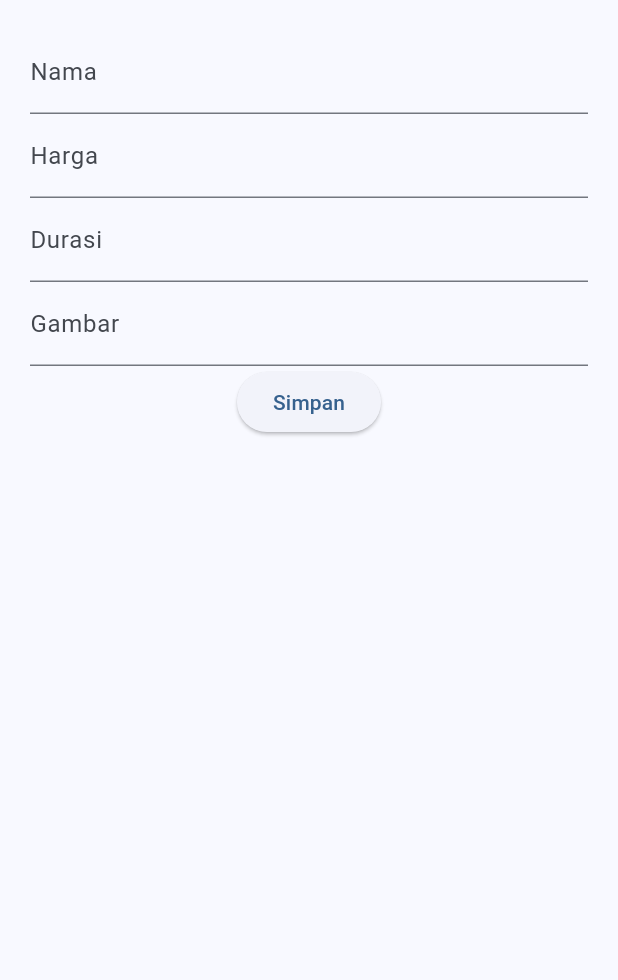
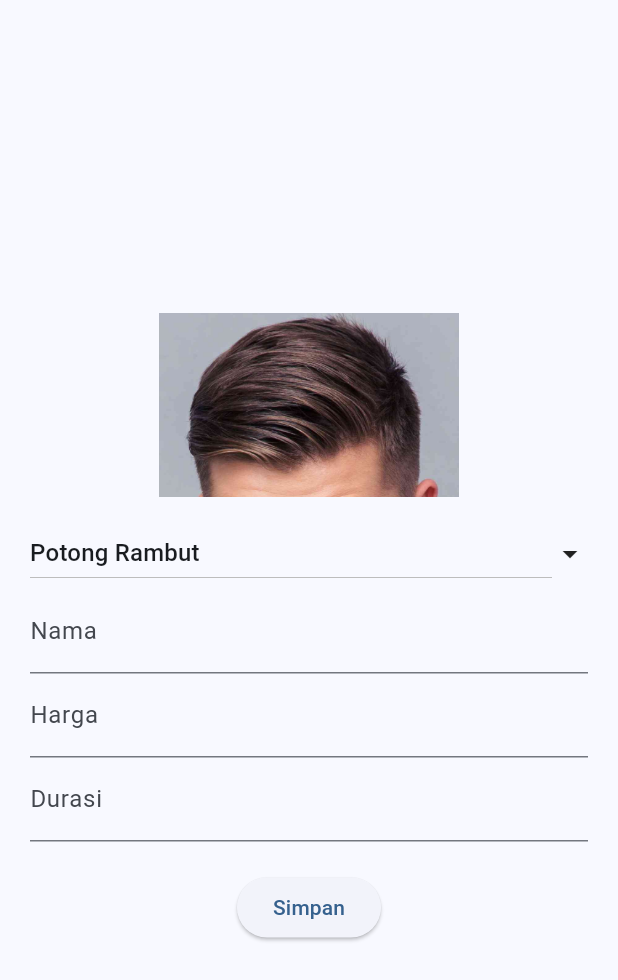
Before and after one commit to febiolaika/RepoKelompok1, a Flutter app: the ProductView screen opened directly, after a tap on the "add" icon, on a phone screen of 412 x 824 dp. Shown: the top 980 px of the screen. Run offline on Flutter 3.47's test engine with Material 2 defaults, Android fonts, the phone set to English and light mode, and no system bars; our stand-ins replace flutter_slidable, shared_preferences, sqflite; accounts and stored records are empty.

Commit message:
kurang update product

```diff
--- a/lib/database/sql_helper_product.dart
+++ b/lib/database/sql_helper_product.dart
@@ -1,13 +1,20 @@
+import 'package:flutter/src/widgets/editable_text.dart';
 import 'package:sqflite/sqflite.dart' as sql;
 
-class SQLHelperProduct{
+class SQLHelperProduct {
+  SQLHelperProduct(
+      TextEditingController namaController,
+      TextEditingController hargaController,
+      TextEditingController durasiController,
+      TextEditingController gambarController);
+
   //create db
   static Future<void> createTables(sql.Database database) async {
     await database.execute("""
       CREATE TABLE product(
       id INTEGER PRIMARY KEY AUTOINCREMENT NOT NULL,
       nama TEXT,
-      harga INTEGER,
+      harga REAL,
       durasi INTEGER,
       gambar TEXT
       )
@@ -23,9 +30,15 @@ class SQLHelperProduct{
   }
 
   //insert Product
-  static Future<int> addProduct(String nama, int harga, int durasi, String gambar) async {
+  static Future<int> addProduct(
+      String nama, double harga, int durasi, String gambar) async {
     final db = await SQLHelperProduct.db();
-    final data = {'nama': nama, 'harga': harga, 'durasi': durasi, 'gambar' : gambar};
+    final data = {
+      'nama': nama,
+      'harga': harga,
+      'durasi': durasi,
+      'gambar': gambar
+    };
     return await db.insert('product', data);
   }
 
@@ -36,10 +49,16 @@ class SQLHelperProduct{
   }
 
   //update Product
-  static Future<int> editProduct(int id, String nama, int harga, int durasi, String gambar) async {
+  static Future<int> editProduct(
+      int id, String nama, double harga, int durasi, String gambar) async {
     final db = await SQLHelperProduct.db();
-    final data = {'nama': nama, 'harga': harga, 'durasi': durasi, 'gambar' : gambar};
-    return await db.update('product', data, where: "id = $id");
+    final data = {
+      'nama': nama,
+      'harga': harga,
+      'durasi': durasi,
+      'gambar': gambar
+    };
+    return await db.update('product', data, where: "id = ?", whereArgs: [id]);
   }
 
   //delete Product
--- a/lib/entity/product.dart
+++ b/lib/entity/product.dart
@@ -1,7 +1,7 @@
 class Product {
   final int? id;
   final String? nama;
-  final int? harga;
+  final double? harga;
   final int? durasi;
 
   Product({this.nama, this.harga, this.durasi, this.id});
--- a/lib/page/product_input_page.dart
+++ b/lib/page/product_input_page.dart
@@ -1,3 +1,5 @@
+// ignore_for_file: avoid_print
+
 import 'package:flutter/material.dart';
 import 'package:ugd6_1217/database/sql_helper_product.dart';
 
@@ -11,11 +13,17 @@ class ProductInput extends StatefulWidget {
       required this.durasi,
       required this.gambar});
   final String? title, nama, gambar;
-  final int? id, harga, durasi;
+  final int? id, durasi;
+  final double? harga;
 
   @override
   State<ProductInput> createState() => _ProductInputState();
 }
+
+const List<String> imageDropdown = <String>[
+  "images/rambut1.jpg",
+  "images/kuku1.jpg"
+];
 
 class _ProductInputState extends State<ProductInput> {
   final formKey = GlobalKey<FormState>();
@@ -23,6 +31,7 @@ class _ProductInputState extends State<ProductInput> {
   TextEditingController hargaController = TextEditingController();
   TextEditingController durasiController = TextEditingController();
   TextEditingController gambarController = TextEditingController();
+  String dropDown = imageDropdown.first;
 
   @override
   Widget build(BuildContext context) {
@@ -38,9 +47,40 @@ class _ProductInputState extends State<ProductInput> {
           child: Padding(
             padding: const EdgeInsets.all(20.0),
             child: Column(
+              mainAxisAlignment: MainAxisAlignment.center,
               children: [
+                Image.asset(
+                  dropDown,
+                  width: 200,
+                  height: 150,
+                ),
+                Row(
+                  children: [
+                    Expanded(
+                      child: DropdownButton<String>(
+                        iconSize: 0,
+                        value: dropDown,
+                        onChanged: (String? value) {
+                          setState(() {
+                            dropDown = value!;
+                            // namaController.text = getDisplayText(value);
+                          });
+                        },
+                        items: imageDropdown
+                            .map<DropdownMenuItem<String>>((String value) {
+                          return DropdownMenuItem<String>(
+                            value: value,
+                            child: Text(getDisplayText(value)),
+                          );
+                        }).toList(),
+                      ),
+                    ),
+                    const Icon(Icons.arrow_drop_down),
+                  ],
+                ),
                 TextFormField(
                   controller: namaController,
+                  // readOnly: true,
                   decoration: InputDecoration(labelText: 'Nama'),
                 ),
                 TextFormField(
@@ -53,22 +93,28 @@ class _ProductInputState extends State<ProductInput> {
                   keyboardType: TextInputType.number,
                   decoration: InputDecoration(labelText: 'Durasi'),
                 ),
-                TextFormField(
-                  controller: gambarController,
-                  decoration: InputDecoration(labelText: 'Gambar'),
-                ),
+                const SizedBox(height: 20),
                 ElevatedButton(
                     onPressed: () async {
                       if (formKey.currentState!.validate()) {
                         if (widget.id == null) {
-                          await addProduct();
+                          SQLHelperProduct.addProduct(
+                              namaController.text,
+                              double.parse(hargaController.text),
+                              int.parse(durasiController.text),
+                              gambarController.text);
                         } else {
-                          await editProduct(widget.id!);
+                          SQLHelperProduct.editProduct(
+                              widget.id!,
+                              namaController.text,
+                              double.parse(hargaController.text),
+                              int.parse(durasiController.text),
+                              gambarController.text);
                         }
-                        Navigator.pop(context);
+                        Navigator.of(context).pop();
                       }
                     },
-                    child: Text('Simpan'))
+                    child: const Text('Simpan'))
               ],
             ),
           ),
@@ -77,24 +123,12 @@ class _ProductInputState extends State<ProductInput> {
     );
   }
 
-  Future<void> addProduct() async {
-    try {
-      await SQLHelperProduct.addProduct(
-        namaController.text,
-        int.parse(hargaController.text),
-        int.parse(durasiController.text), gambarController.text
-      );
-    } catch (e) {
-      print('Error parsing int');
+  String getDisplayText(String value) {
+    if (value == "images/rambut1.jpg") {
+      return "Potong Rambut";
+    } else if (value == "images/kuku1.jpg") {
+      return "Nail Art";
     }
-  }
-
-  Future<void> editProduct(int id) async {
-    try {
-      await SQLHelperProduct.editProduct(id, namaController.text,
-          int.parse(hargaController.text), int.parse(durasiController.text), gambarController.text);
-    } catch (e) {
-      print('Error parsing int');
-    }
+    return value;
   }
 }
--- a/lib/page/product_view.dart
+++ b/lib/page/product_view.dart
@@ -1,3 +1,5 @@
+// ignore_for_file: sort_child_properties_last, prefer_interpolation_to_compose_strings
+
 import 'package:flutter/material.dart';
 import 'package:flutter_slidable/flutter_slidable.dart';
 import 'package:ugd6_1217/database/sql_helper_product.dart';
@@ -14,48 +16,18 @@ class ProductView extends StatefulWidget {
 class _ProductViewState extends State<ProductView> {
   int _selectedIndex = 0;
 
-  List<Widget> _pages = [ProductView(), const ProfileView()];
-
   void _onItemTapped(int index) {
     setState(() {
       _selectedIndex = index;
-    });
-
-    if (index == 1) {
-      // Pindah ke tab Profile
-      Navigator.push(
-        context,
-        MaterialPageRoute(
-          builder: (_) => const ProfileView(),
-        ),
-      );
-    }
-  }
-
-  List<Map<String, dynamic>> product = [];
-  TextEditingController cariController = TextEditingController();
-  void refresh(String cari) async {
-    final data = await SQLHelperProduct.getProduct(cari);
-    setState(() {
-      product = data;
-    });
-  }
-
-  @override
-  void initState() {
-    refresh('');
-    super.initState();
-  }
-
-  @override
-  Widget build(BuildContext context) {
-    return Scaffold(
-      floatingActionButton: FloatingActionButton(
+      if (index == 1) {
+        _setFloatingActionButton(null);
+      } else {
+        _setFloatingActionButton(FloatingActionButton(
           onPressed: () {
             Navigator.push(
               context,
               MaterialPageRoute(
-                builder: (_) => ProductInput(
+                builder: (_) => const ProductInput(
                   title: 'Input Product',
                   nama: null,
                   id: null,
@@ -66,8 +38,63 @@ class _ProductViewState extends State<ProductView> {
               ),
             ).then((value) => refresh(''));
           },
-          child: Icon(Icons.add)
-        ),
+          child: const Icon(Icons.add),
+        ));
+      }
+    });
+  }
+
+  Widget? _floatingActionButton;
+
+  void _setFloatingActionButton(Widget? fab) {
+    setState(() {
+      if (_selectedIndex == 0) {
+        _floatingActionButton = fab;
+      } else {
+        _floatingActionButton = null;
+      }
+    });
+  }
+
+  List<Map<String, dynamic>> product = [];
+  TextEditingController cariController = TextEditingController();
+  void refresh(String cari) async {
+    final data = await SQLHelperProduct.getProduct(cari);
+    if (mounted) {
+      setState(() {
+        product = data;
+      });
+    }
+  }
+
+  @override
+  void initState() {
+    refresh('');
+    _setFloatingActionButton(FloatingActionButton(
+      onPressed: () {
+        Navigator.push(
+          context,
+          MaterialPageRoute(
+            builder: (_) => const ProductInput(
+              title: 'Input Product',
+              nama: null,
+              id: null,
+              durasi: null,
+              harga: null,
+              gambar: null,
+            ),
+          ),
+        ).then((value) => refresh(''));
+      },
+      child: const Icon(Icons.add),
+    ));
+    super.initState();
+  }
+
+  @override
+  Widget build(BuildContext context) {
+    return Scaffold(
+      floatingActionButton: _floatingActionButton,
       body: IndexedStack(
         index: _selectedIndex,
         children: [
@@ -77,7 +104,7 @@ class _ProductViewState extends State<ProductView> {
                 padding: const EdgeInsets.all(20.0),
                 child: TextFormField(
                   controller: cariController,
-                  decoration: InputDecoration(labelText: 'Cari Produk'),
+                  decoration: const InputDecoration(labelText: 'Cari Produk'),
                   onChanged: (value) => refresh(value),
                 ),
               ),
@@ -96,9 +123,8 @@ class _ProductViewState extends State<ProductView> {
                             Text(product[index]['durasi'].toString()),
                           ],
                         ),
-                        trailing: Image.asset('images/' + product[index]['gambar'] + '.jpg'),
                       ),
-                      actionPane: SlidableDrawerActionPane(),
+                      actionPane: const SlidableDrawerActionPane(),
                       secondaryActions: [
                         IconSlideAction(
                           caption: 'Update',
@@ -125,26 +151,9 @@ class _ProductViewState extends State<ProductView> {
                           color: Colors.red,
                           icon: Icons.delete,
                           onTap: () async {
-                            await deleteProduct(product[index]['id']).then((_) => refresh(''));
+                            await deleteProduct(product[index]['id'])
+                                .then((_) => refresh(''));
                           },
-                        ),
-                        TextButton(
-                          onPressed: () {
-                            Navigator.push(
-                              context,
-                              MaterialPageRoute(
-                                builder: (_) => const ProfileView(),
-                              ),
-                            );
-                          },
-                          child: const Text(
-                            'Profile',
-                            style: TextStyle(
-                              fontSize: 14.0,
-                              fontWeight: FontWeight.bold,
-                              color: Colors.blue,
-                            ),
-                          ),
                         ),
                       ],
                     );
@@ -156,20 +165,31 @@ class _ProductViewState extends State<ProductView> {
           const ProfileView(),
         ],
       ),
+
       bottomNavigationBar: BottomNavigationBar(
-        items: const <BottomNavigationBarItem>[
+        items: const [
           BottomNavigationBarItem(
-            icon: Icon(Icons.shopping_cart),
-            label: 'Product',
-          ),
-          BottomNavigationBarItem(
-            icon: Icon(Icons.person),
-            label: 'Profile',
-          ),
+              icon: Icon(Icons.shopping_cart), label: 'Product'),
+          BottomNavigationBarItem(icon: Icon(Icons.person), label: 'Profile'),
         ],
         currentIndex: _selectedIndex,
         onTap: _onItemTapped,
       ),
+
+      // bottomNavigationBar: BottomNavigationBar(
+      //   items: const <BottomNavigationBarItem>[
+      //     BottomNavigationBarItem(
+      //       icon: Icon(Icons.shopping_cart),
+      //       label: 'Product',
+      //     ),
+      //     BottomNavigationBarItem(
+      //       icon: Icon(Icons.person),
+      //       label: 'Profile',
+      //     ),
+      //   ],
+      //   currentIndex: _selectedIndex,
+      //   onTap: _onItemTapped,
+      // ),
     );
   }
 
--- a/lib/page/profile_view.dart
+++ b/lib/page/profile_view.dart
@@ -1,7 +1,4 @@
 import 'package:flutter/material.dart';
-import 'package:flutter_slidable/flutter_slidable.dart';
-import 'package:ugd6_1217/database/database_user.dart';
-import 'package:ugd6_1217/page/profile_view.dart';
 import 'package:shared_preferences/shared_preferences.dart';
 
 class ProfileView extends StatefulWidget {
@@ -12,15 +9,14 @@ class ProfileView extends StatefulWidget {
 }
 
 class _ProfileViewState extends State<ProfileView> {
-  String username = "";
-  String email = "";
-  String noHp = "";
-  String gender = "";
+  String username = '';
+  String email = '';
+  int? noHp = 0;
+  String gender = '';
 
   @override
   void initState() {
     super.initState();
-    // Panggil method untuk mengambil data profil pengguna dari Shared Preferences saat halaman ini diinisialisasi.
     getUserProfile();
   }
 
@@ -28,10 +24,10 @@ class _ProfileViewState extends State<ProfileView> {
     final prefs = await SharedPreferences.getInstance();
     setState(() {
       // Mengambil data profil pengguna dari Shared Preferences
-      username = prefs.getString('username') ?? "No Username";
-      email = prefs.getString('email') ?? "No Email";
-      noHp = prefs.getInt('noHp')?.toString() ?? "No Phone Number";
-      gender = prefs.getString('gender') ?? "No Gender";
+      username = prefs.getString('username')!;
+      email = prefs.getString('email')!;
+      noHp = prefs.getInt('noHp');
+      gender = prefs.getString('gender')!;
     });
   }
 
@@ -39,36 +35,17 @@ class _ProfileViewState extends State<ProfileView> {
   Widget build(BuildContext context) {
     return Scaffold(
       appBar: AppBar(
-        title: Text('Profile'),
+        title: const Text('Profile'),
       ),
       body: Center(
         child: Column(
           mainAxisAlignment: MainAxisAlignment.center,
-          children: [
-            Text('Username: $username'),
-            Text('Email: $email'),
-            Text('Phone Number: $noHp'),
-            Text('Gender: $gender'),
-            // Tambahkan widget lain sesuai kebutuhan
+          children: <Widget>[
+            Text(username),
+            Text(noHp.toString()),
           ],
         ),
       ),
     );
   }
 }
-
-// class ProfileView extends StatefulWidget {
-//   const ProfileView({super.key});
-
-//   @override
-//   State<ProfileView> createState() => _ProfileViewState();
-// }
-
-// class _ProfileViewState extends State<ProfileView> {
-//   @override
-//   Widget build(BuildContext context) {
-//     // TODO: implement build
-//     throw UnimplementedError();
-//   }
-
-// }
```
Also changed, not shown: lib/database/database_reservasi.dart (added, +43 -0 lines), lib/page/login_page.dart (+13 -15 lines), lib/page/register_page.dart (+36 -76 lines), images/kuku1.jpg (added), pubspec.yaml (line endings or trailing spaces).
